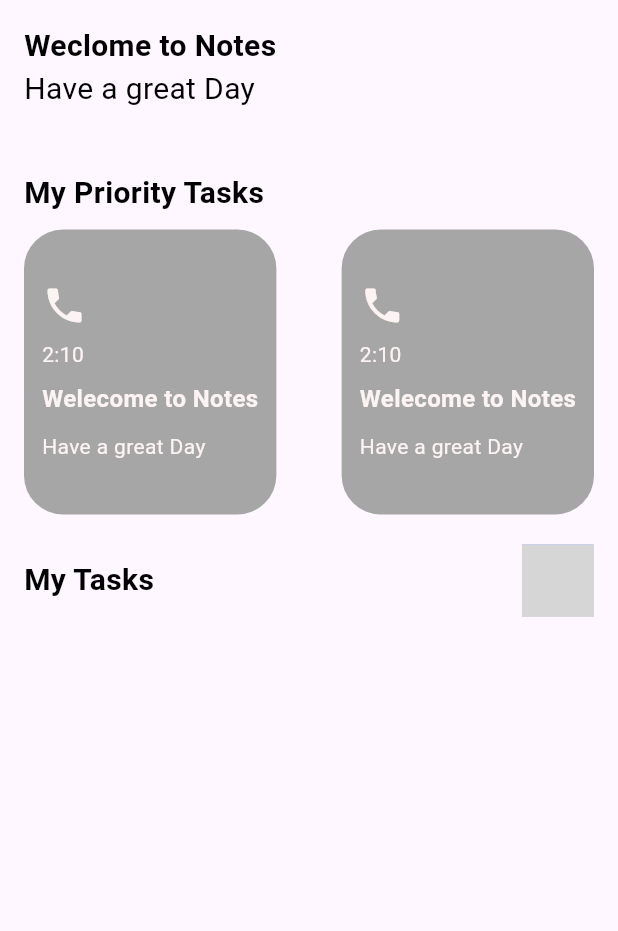
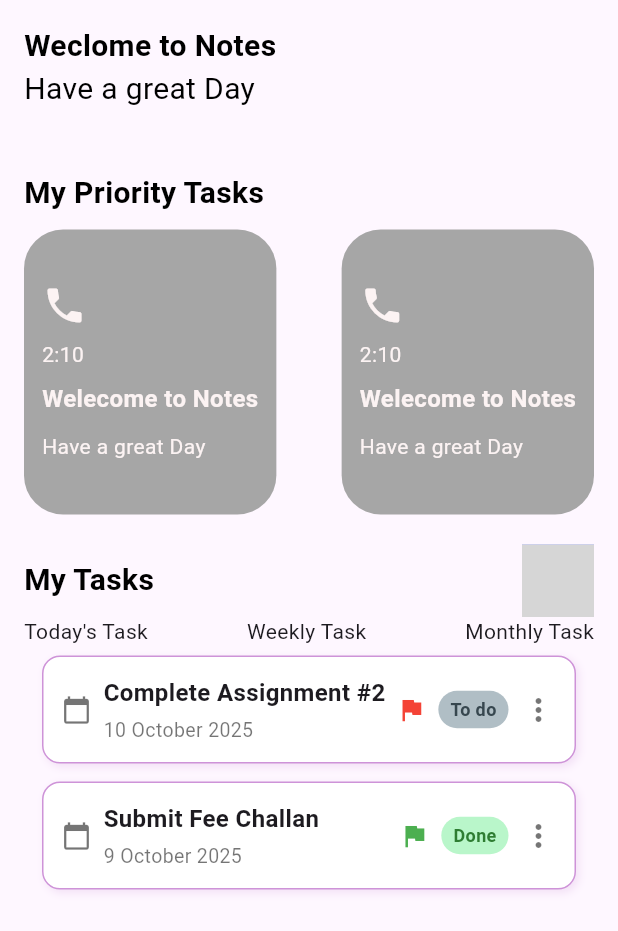
Before and after one commit to isra-khan/taskproject, a Flutter app: the HomeScreen screen opened by its route, on a phone screen of 412 x 824 dp. Shown: the top 931 px of the screen. Run offline on Flutter 3.47's test engine with Material 3 defaults, Android fonts, the phone set to English and light mode, and no system bars; our stand-ins replace flutter_svg; grey boxes are pictures that could not be loaded.

Commit message:
task card

```diff
--- a/lib/screen/home_screen.dart
+++ b/lib/screen/home_screen.dart
@@ -1,5 +1,6 @@
 import 'package:flutter/material.dart';
 import 'package:flutter_svg/flutter_svg.dart';
+import 'package:taskgameproject/screen/widgets/custom_calendar_card.dart';
 import 'package:taskgameproject/screen/widgets/custom_info_card.dart';
 import 'package:taskgameproject/util/colorconstraint.dart';
 
@@ -83,6 +84,29 @@ class HomeScreen extends StatelessWidget {
                 ),
               ],
             ),
+            Row(
+              mainAxisAlignment: MainAxisAlignment.spaceBetween,
+              children: [
+                Text("Today's Task"),
+
+                Text('Weekly Task'),
+                Text('Monthly Task'),
+              ],
+            ),
+            Column(
+              children: const [
+                TaskCard(
+                  title: "Complete Assignment #2",
+                  date: "10 October 2025",
+                  status: "To do",
+                ),
+                TaskCard(
+                  title: "Submit Fee Challan",
+                  date: "9 October 2025",
+                  status: "Done",
+                ),
+              ],
+            ),
           ],
         ),
       ),
--- /dev/null
+++ b/lib/screen/widgets/custom_calendar_card.dart
@@ -0,0 +1,92 @@
+import 'package:flutter/material.dart';
+
+class TaskCard extends StatelessWidget {
+  final String title;
+  final String date;
+  final String status;
+
+  const TaskCard({
+    super.key,
+    required this.title,
+    required this.date,
+    required this.status,
+  });
+
+  @override
+  Widget build(BuildContext context) {
+    bool isDone = status.toLowerCase() == "done";
+
+    return Container(
+      margin: const EdgeInsets.symmetric(vertical: 6, horizontal: 12),
+      padding: const EdgeInsets.all(12),
+      decoration: BoxDecoration(
+        color: Colors.white,
+        borderRadius: BorderRadius.circular(12),
+        border: Border.all(color: Colors.purple.shade200, width: 1),
+        boxShadow: [
+          BoxShadow(
+            color: Colors.purple.shade100.withOpacity(0.4),
+            blurRadius: 4,
+            offset: const Offset(2, 2),
+          ),
+        ],
+      ),
+      child: Row(
+        children: [
+          const Icon(Icons.calendar_today, size: 20, color: Colors.black54),
+          const SizedBox(width: 8),
+
+          // Title and date
+          Expanded(
+            child: Column(
+              crossAxisAlignment: CrossAxisAlignment.start,
+              children: [
+                Text(
+                  title,
+                  style: const TextStyle(
+                    fontWeight: FontWeight.w600,
+                    fontSize: 16,
+                  ),
+                ),
+                const SizedBox(height: 4),
+                Text(
+                  date,
+                  style: const TextStyle(color: Colors.black54, fontSize: 13),
+                ),
+              ],
+            ),
+          ),
+
+          // Flag icon
+          Icon(Icons.flag, color: isDone ? Colors.green : Colors.red, size: 20),
+          const SizedBox(width: 8),
+
+          // Status Chip
+          Container(
+            decoration: BoxDecoration(
+              color: isDone
+                  ? Colors.greenAccent.shade100
+                  : Colors.blueGrey.shade200,
+              borderRadius: BorderRadius.circular(20),
+            ),
+            padding: const EdgeInsets.symmetric(horizontal: 8, vertical: 4),
+            child: Text(
+              status,
+              style: TextStyle(
+                color: isDone
+                    ? Colors.green.shade800
+                    : Colors.blueGrey.shade800,
+                fontSize: 12,
+                fontWeight: FontWeight.w600,
+              ),
+            ),
+          ),
+          const SizedBox(width: 8),
+
+          // Menu icon
+          const Icon(Icons.more_vert, color: Colors.black54),
+        ],
+      ),
+    );
+  }
+}
```
